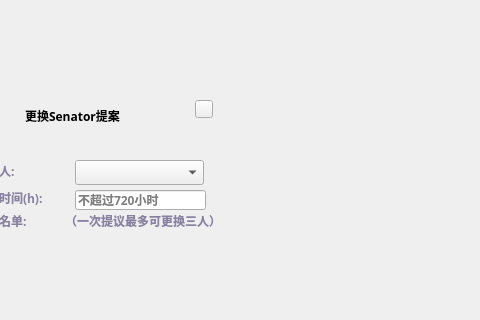
HcashOrg/hx-indicator, file LNKWallet/guard/SenatorChangeSenatorDialog.ui: the form before one commit; both pictures show x 355 to 835 and y 0 to 320 of the 960 by 543 pixel window.
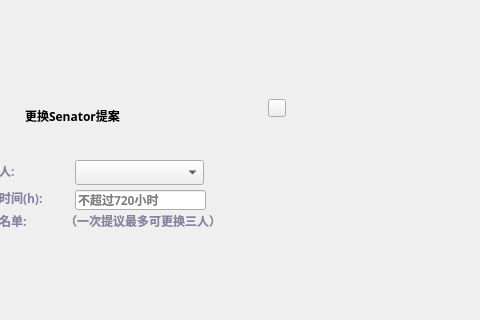
The form after the commit. Custom widgets are drawn as their Qt base class.

```diff
--- a/LNKWallet/guard/SenatorChangeSenatorDialog.ui
+++ b/LNKWallet/guard/SenatorChangeSenatorDialog.ui
@@ -118,8 +118,8 @@
     <widget class="QToolButton" name="closeBtn">
      <property name="geometry">
       <rect>
-       <x>270</x>
-       <y>10</y>
+       <x>343</x>
+       <y>9</y>
        <width>18</width>
        <height>18</height>
       </rect>
```
